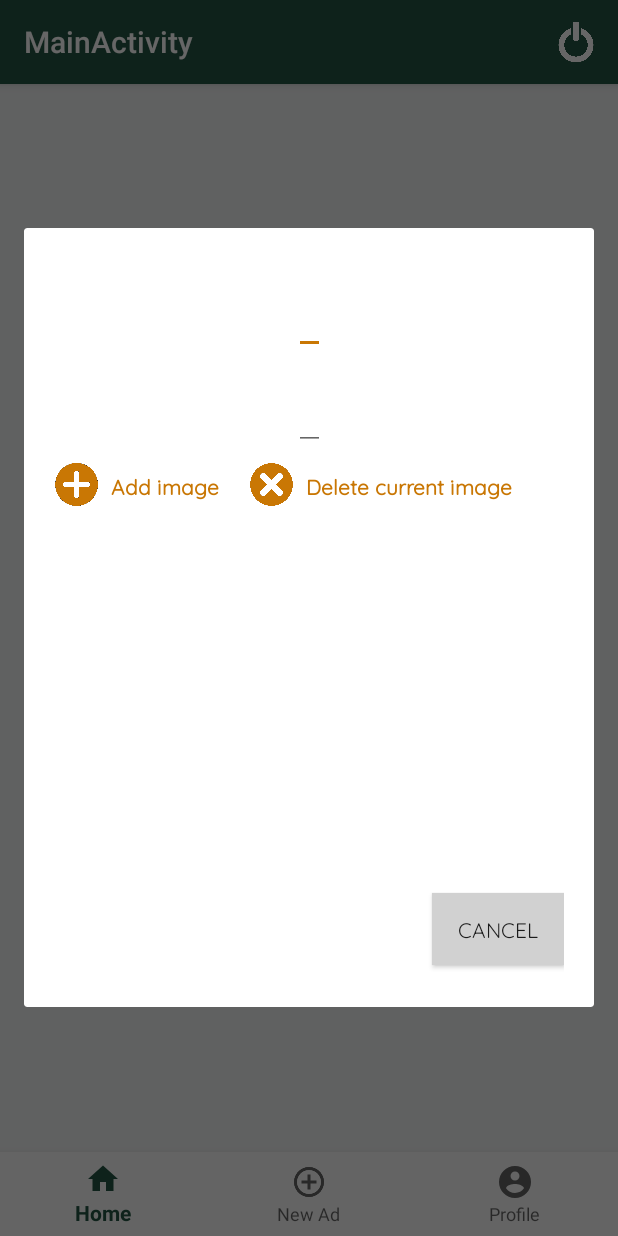
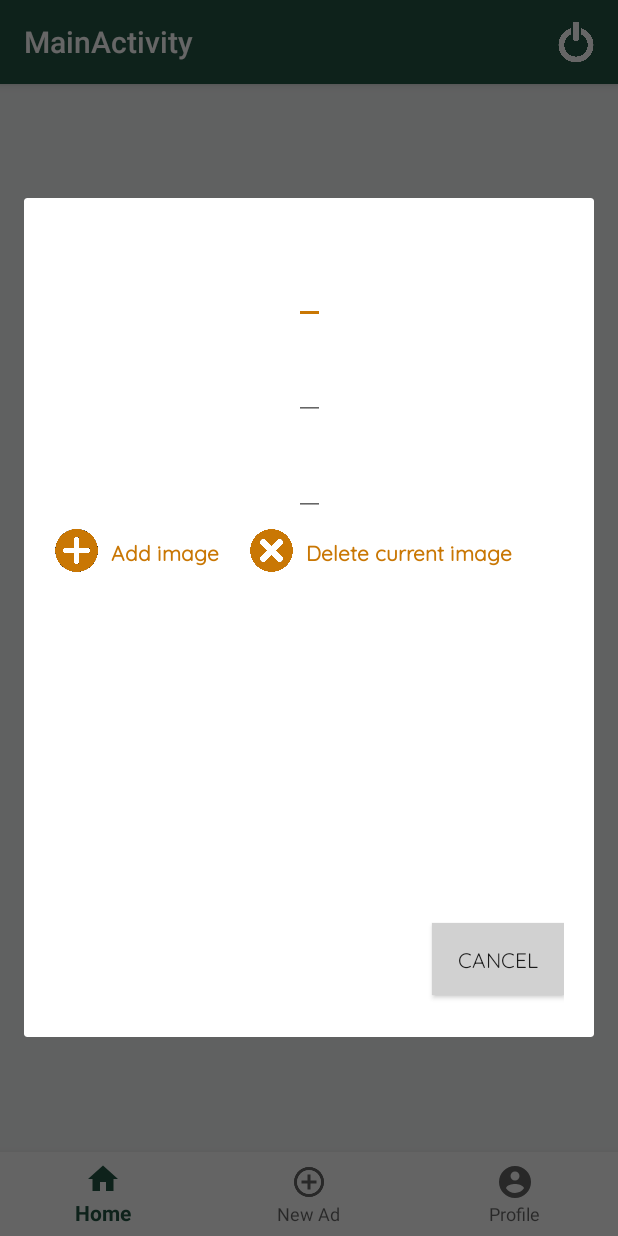
Before and after one commit to nagyjahel/SapiProject, an Android app: the fragment AdvertisementCreateFragment placed in its activity, on a phone screen of 412 x 824 dp. Run offline under Robolectric (Android 15) with nearby library versions, the phone set to English and light mode, and no system bars; our stand-ins replace CircleImageView, Firebase (no records; nobody signed in at launch, a user with empty details on screens opened directly); libraries missing offline, so code that uses them is left out: com.nostra13.universalimageloader; pictures from the network do not load; 1 statement that could not run was skipped.

Commit message:
Add price to database and get it from database

```diff
--- a/SapiAds/app/src/main/java/ro/sapientia/ms/sapvertiser/Authentication/AuthenticationActivity.java
+++ b/SapiAds/app/src/main/java/ro/sapientia/ms/sapvertiser/Authentication/AuthenticationActivity.java
@@ -183,7 +183,6 @@ public class AuthenticationActivity extends AppCompatActivity {
 
             public void onTextChanged(CharSequence s, int start,
                                       int before, int count) {
-                mLoadingBar.setVisibility(View.INVISIBLE);
 
             }
         });
@@ -362,6 +361,7 @@ public class AuthenticationActivity extends AppCompatActivity {
             String code = s;
             mVerificationId = s;
             Log.d(TAG, "Code " + code);
+            mLoadingBar.setVisibility(View.INVISIBLE);
         }
     };
 
--- a/SapiAds/app/src/main/java/ro/sapientia/ms/sapvertiser/Data/Remote/DataHandler.java
+++ b/SapiAds/app/src/main/java/ro/sapientia/ms/sapvertiser/Data/Remote/DataHandler.java
@@ -70,6 +70,7 @@ public class DataHandler implements IDataHandler {
             int isReported = Integer.parseInt((String) dataSnapshot.child("isReported").getValue());
             int isVisible = Integer.parseInt((String) dataSnapshot.child("isVisible").getValue());
             String title = (String) dataSnapshot.child("title").getValue();
+            String price = (String) dataSnapshot.child("price").getValue();
             ArrayList<String> photos = new ArrayList<>();
 
             for(DataSnapshot dataSnapshot1: dataSnapshot.child("imageUrl").getChildren()){
@@ -78,7 +79,7 @@ public class DataHandler implements IDataHandler {
 
             String content = (String) dataSnapshot.child("content").getValue();
             String publishingUserId = (String) dataSnapshot.child("publishingUserId").getValue();
-            return new Advertisement(id, title, photos, content, publishingUserId, isReported, isVisible, viewed);
+        return new Advertisement(id, title, photos, content, price, publishingUserId, isReported, isVisible, viewed);
 
     }
 
--- a/SapiAds/app/src/main/java/ro/sapientia/ms/sapvertiser/Main/Fragments/AdvertisementCreateFragment.java
+++ b/SapiAds/app/src/main/java/ro/sapientia/ms/sapvertiser/Main/Fragments/AdvertisementCreateFragment.java
@@ -61,6 +61,7 @@ public class AdvertisementCreateFragment extends DialogFragment implements OnPho
     private FirebaseDatabase database;
     private TextInputEditText adTitle;
     private TextInputEditText adContent;
+    private TextInputEditText adPrice;
     private ImageView adImage;
     private TextView adImageText;
     private ImageView deleteImage;
@@ -142,6 +143,7 @@ public class AdvertisementCreateFragment extends DialogFragment implements OnPho
         Log.d(TAG, "initView method called.");
         adTitle = view.findViewById(R.id.new_ad_title);
         adContent = view.findViewById(R.id.new_ad_content);
+        adPrice = view.findViewById(R.id.new_ad_price);
         addButton = view.findViewById(R.id.new_ad_button);
         adImage = view.findViewById(R.id.new_ad_image);
         adImageText = view.findViewById(R.id.new_ad_image_text);
@@ -237,6 +239,25 @@ public class AdvertisementCreateFragment extends DialogFragment implements OnPho
             }
         });
 
+        adPrice.addTextChangedListener(new TextWatcher() {
+            @Override
+            public void beforeTextChanged(CharSequence s, int start, int count, int after) {
+
+            }
+
+            @Override
+            public void onTextChanged(CharSequence s, int start, int before, int count) {
+                if (!adTitle.getText().toString().matches("")) {
+                    addButton.setVisibility(View.VISIBLE);
+                }
+            }
+
+            @Override
+            public void afterTextChanged(Editable s) {
+
+            }
+        });
+
         deleteImage.setOnClickListener(new View.OnClickListener() {
             @Override
             public void onClick(View v) {
@@ -314,10 +335,12 @@ public class AdvertisementCreateFragment extends DialogFragment implements OnPho
         Map<String, String> map = new HashMap<>();
         map.put("title", adTitle.getText().toString());
         map.put("content", adContent.getText().toString());
+        map.put("price", adPrice.getText().toString());
         map.put("isReported", "0");
         map.put("isVisible", "1");
-        map.put("publishingUserId", loggedUser.getPhoneNumber().toString());
+        map.put("publishingUserId", loggedUser.getPhoneNumber());
         map.put("viewed", "1");
+
         return map;
     }
 
@@ -430,6 +453,7 @@ public class AdvertisementCreateFragment extends DialogFragment implements OnPho
             public void onSucces(Advertisement advertisement) {
                 adTitle.setText(advertisement.getTitle());
                 adContent.setText(advertisement.getContent());
+                adPrice.setText(advertisement.getPrice());
                 addButton.setText("Update");
                 imageUrls.addAll(advertisement.getImageUrl());
                 imageAdapter = new ImageAdapter(getActivity(), imageUrls);
--- a/SapiAds/app/src/main/java/ro/sapientia/ms/sapvertiser/Main/Helpers/AdvertisementRecyclerViewAdapter.java
+++ b/SapiAds/app/src/main/java/ro/sapientia/ms/sapvertiser/Main/Helpers/AdvertisementRecyclerViewAdapter.java
@@ -130,6 +130,7 @@ public class AdvertisementRecyclerViewAdapter extends RecyclerView.Adapter<Adver
         viewHolder.userName.setText(currentUser.getLastName() + " " + currentUser.getFirstName());
         viewHolder.adTitle.setText(currentAd.getTitle());
         viewHolder.adContent.setText(currentAd.getContent());
+        viewHolder.adPrice.setText(currentAd.getPrice());
         viewHolder.nrViews.setText(String.valueOf( currentAd.getViewed()));
         viewHolder.itemView.setOnClickListener(new View.OnClickListener() {
             @Override
@@ -163,6 +164,7 @@ public class AdvertisementRecyclerViewAdapter extends RecyclerView.Adapter<Adver
         TextView userName;
         TextView adTitle;
         TextView adContent;
+        TextView adPrice;
         ViewPager adImage;
         TextView nrViews;
 
@@ -173,6 +175,7 @@ public class AdvertisementRecyclerViewAdapter extends RecyclerView.Adapter<Adver
             userName = itemView.findViewById(R.id.ad_user_name);
             adTitle = itemView.findViewById(R.id.ad_title);
             adContent = itemView.findViewById(R.id.ad_content);
+            adPrice = itemView.findViewById(R.id.price_value);
             adImage = itemView.findViewById(R.id.ad_images);
             nrViews = itemView.findViewById(R.id.viewed_nr);
         }
--- a/SapiAds/app/src/main/res/layout/fragment_ad_create.xml
+++ b/SapiAds/app/src/main/res/layout/fragment_ad_create.xml
@@ -52,6 +52,25 @@
                 app:fontFamily="@font/quicksand" />
         </android.support.design.widget.TextInputLayout>
 
+        <android.support.design.widget.TextInputLayout
+            android:id="@+id/new_ad_price_container"
+            android:layout_width="match_parent"
+            android:layout_height="wrap_content"
+            android:layout_marginTop="8dp"
+            app:fontFamily="@font/quicksand"
+            app:layout_constraintEnd_toEndOf="parent"
+            app:layout_constraintStart_toStartOf="parent"
+            app:layout_constraintTop_toBottomOf="@+id/new_ad_content_container">
+
+            <android.support.design.widget.TextInputEditText
+                android:id="@+id/new_ad_price"
+                android:layout_width="match_parent"
+                android:layout_height="wrap_content"
+
+                android:hint="Price"
+                app:fontFamily="@font/quicksand" />
+        </android.support.design.widget.TextInputLayout>
+
         <TextView
             android:id="@+id/new_ad_image_text"
             android:layout_width="wrap_content"
@@ -64,7 +83,7 @@
             android:textColor="@color/colorAccent"
             android:textStyle="bold"
             app:layout_constraintStart_toEndOf="@+id/new_ad_image"
-            app:layout_constraintTop_toBottomOf="@+id/new_ad_content_container" />
+            app:layout_constraintTop_toBottomOf="@+id/new_ad_price_container" />
 
         <ImageView
             android:id="@+id/new_ad_image"
@@ -76,7 +95,7 @@
             android:scaleType="fitXY"
             app:fontFamily="@font/quicksand"
             app:layout_constraintStart_toStartOf="parent"
-            app:layout_constraintTop_toBottomOf="@+id/new_ad_content_container"
+            app:layout_constraintTop_toBottomOf="@+id/new_ad_price_container"
             app:srcCompat="@drawable/add_image" />
 
         <ImageView
@@ -91,13 +110,13 @@
             android:scaleType="fitXY"
             app:fontFamily="@font/quicksand"
             app:layout_constraintStart_toEndOf="@+id/new_ad_image_text"
-            app:layout_constraintTop_toBottomOf="@+id/new_ad_content_container"
+            app:layout_constraintTop_toBottomOf="@+id/new_ad_price_container"
             app:srcCompat="@drawable/delete_image" />
 
         <android.support.v4.view.ViewPager
             android:id="@+id/ad_images"
             android:layout_width="match_parent"
-            android:layout_height="241dp"
+            android:layout_height="217dp"
             android:layout_below="@+id/ad_content"
             android:layout_alignParentTop="true"
             android:layout_marginTop="8dp"
@@ -149,7 +168,7 @@
             android:textColor="@color/colorAccent"
             android:textStyle="bold"
             app:layout_constraintStart_toEndOf="@+id/delete_image"
-            app:layout_constraintTop_toBottomOf="@+id/new_ad_content_container" />
+            app:layout_constraintTop_toBottomOf="@+id/new_ad_price_container" />
 
     </android.support.constraint.ConstraintLayout>
 
--- a/SapiAds/app/src/main/res/layout/fragment_item_list.xml
+++ b/SapiAds/app/src/main/res/layout/fragment_item_list.xml
@@ -4,7 +4,7 @@
     xmlns:app="http://schemas.android.com/apk/res-auto"
     xmlns:tools="http://schemas.android.com/tools"
 
-    android:background="#F2F3F4"
+    android:background="@color/activityColor"
     android:id="@+id/recycler_view"
     android:name="com.example.nagyjahel.sapiads.Main.AdListFragment"
     android:layout_width="match_parent"
```
Also changed, not shown: SapiAds/app/src/main/java/ro/sapientia/ms/sapvertiser/Data/Models/Advertisement.java (+11 -2 lines), SapiAds/app/src/main/java/ro/sapientia/ms/sapvertiser/Main/Fragments/AdvertisementDetailFragment.java (+9 -2 lines), SapiAds/app/src/main/res/drawable/price_shape.xml (+8 -8 lines), SapiAds/app/src/main/res/layout/fragment_item.xml (+19 -16 lines).
